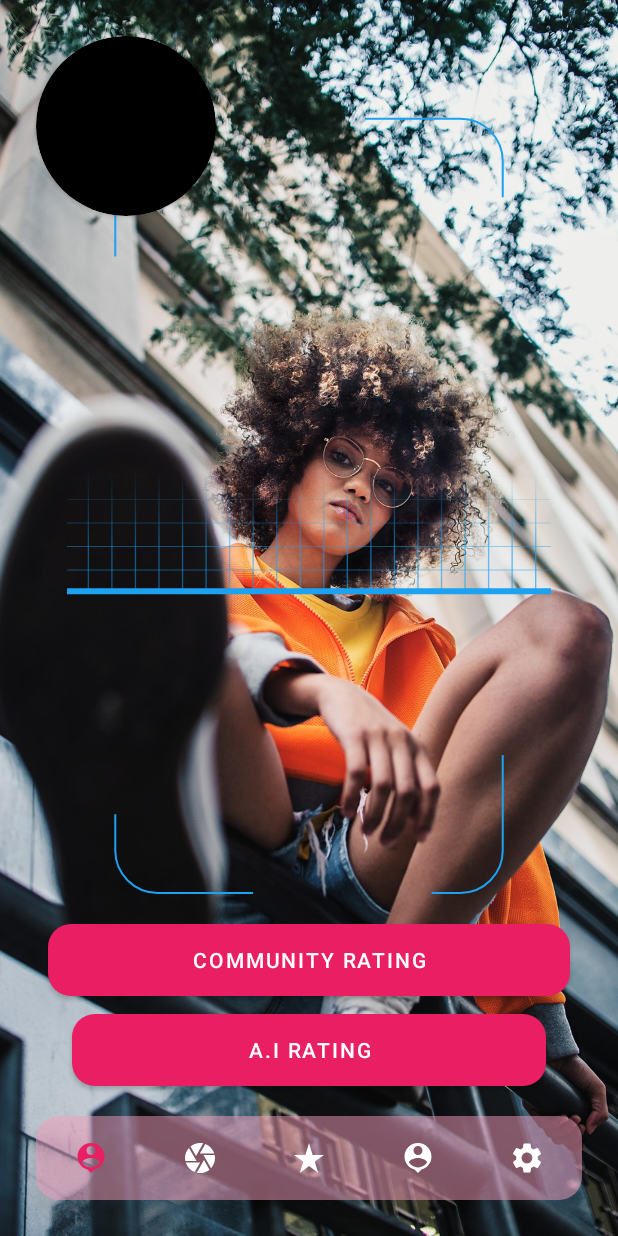
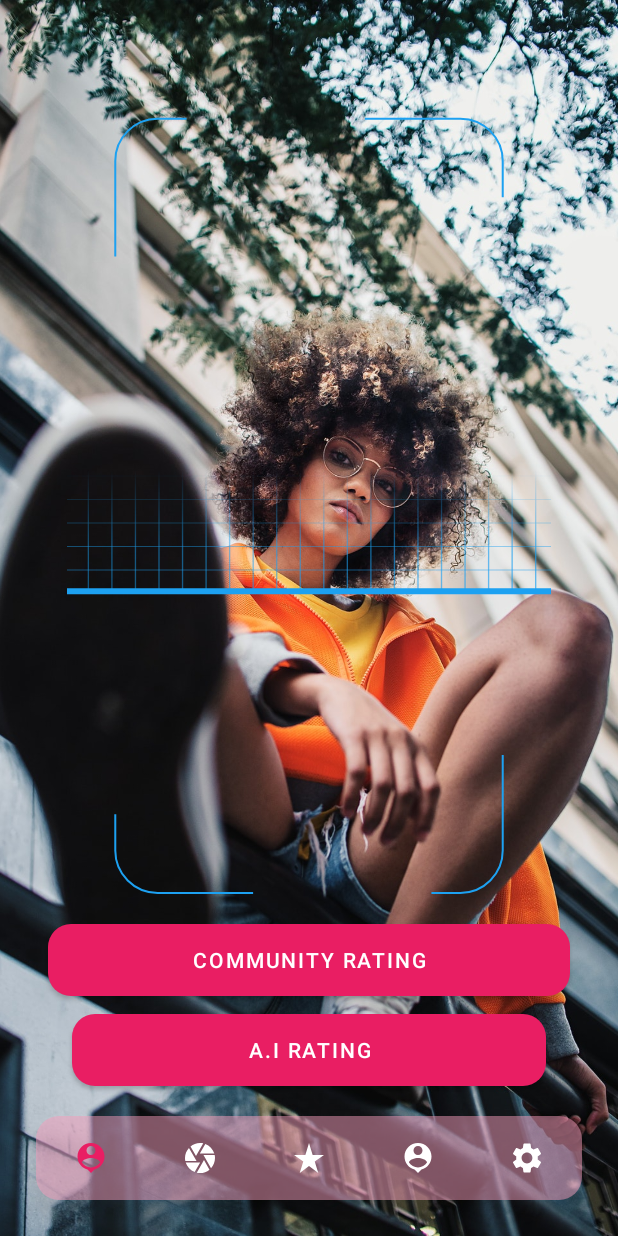
Before and after one commit to Yaniv-Benhaim/beauty_scanner, an Android app: the ScanFragment screen opened through its navigation route, on a phone screen of 412 x 824 dp. Run offline under Robolectric (Android 15) with nearby library versions, the phone set to English and light mode, and no system bars; our stand-ins replace Firebase (no records; nobody signed in at launch, a user with empty details on screens opened directly), navigation-ui; libraries missing offline, so code that uses them is left out: com.suddenh4x.ratingdialog; Roboto replaces fonts that are not available here; 4 statements that could not run were skipped.

```diff
--- a/app/src/main/res/layout/fragment_scan.xml
+++ b/app/src/main/res/layout/fragment_scan.xml
@@ -29,29 +29,6 @@
         app:lottie_autoPlay="true"
         app:lottie_loop="true"/>
 
-    <androidx.cardview.widget.CardView
-        android:layout_width="wrap_content"
-        android:layout_height="wrap_content"
-        android:backgroundTint="@color/black"
-        android:layout_margin="24dp"
-        app:cardCornerRadius="100dp"
-        app:layout_constraintTop_toTopOf="parent"
-        app:layout_constraintStart_toStartOf="parent"
-        >
-
-        <TextView
-            android:id="@+id/tvRating"
-            android:layout_width="120dp"
-            android:gravity="center"
-            android:fontFamily="@font/beauty"
-            android:layout_height="120dp"
-            android:textSize="80sp"
-            tools:text="9"
-            android:elevation="5dp"
-            android:textColor="@color/white"
-            />
-
-    </androidx.cardview.widget.CardView>
 
     <TextView
         android:id="@+id/tvPleaseWait"
--- a/app/src/main/res/navigation/nav_graph.xml
+++ b/app/src/main/res/navigation/nav_graph.xml
@@ -44,9 +44,6 @@
         android:name="tech.gamedev.beauty_scanner.ui.fragments.LoginFragment"
         android:label="fragment_login"
         tools:layout="@layout/fragment_login">
-        <argument
-            android:name="LoginFrom"
-            app:argType="tech.gamedev.beauty_scanner.other.LoginFrom" />
         <action
             android:id="@+id/action_loginFragment_to_registerFragment"
             app:destination="@id/registerFragment" />
@@ -74,9 +71,7 @@
         android:name="tech.gamedev.beauty_scanner.ui.fragments.RegisterFragment"
         android:label="fragment_register"
         tools:layout="@layout/fragment_register">
-        <argument
-            android:name="loginFrom"
-            app:argType="tech.gamedev.beauty_scanner.other.LoginFrom" />
+
     </fragment>
 
 </navigation>
```
Also changed, not shown: app/src/main/java/tech/gamedev/beauty_scanner/ui/fragments/LoginFragment.kt (+6 -16 lines), app/src/main/java/tech/gamedev/beauty_scanner/ui/fragments/RegisterFragment.kt (+5 -10 lines), app/src/main/java/tech/gamedev/beauty_scanner/ui/fragments/ScanFragment.kt (+9 -23 lines).
